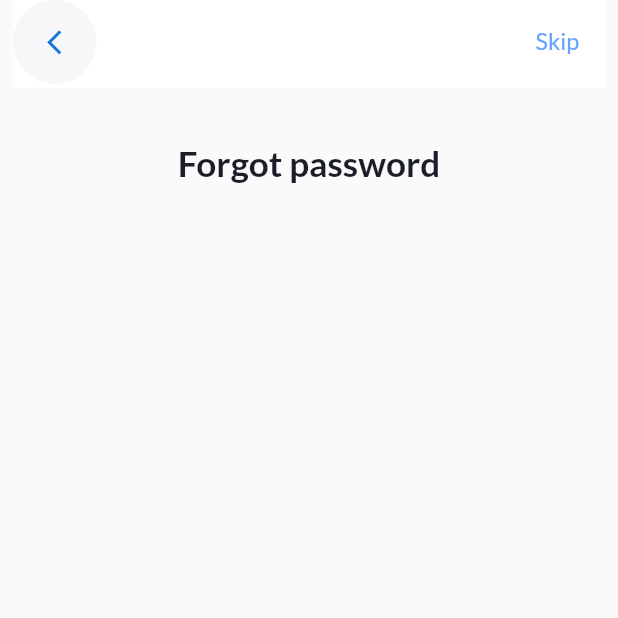
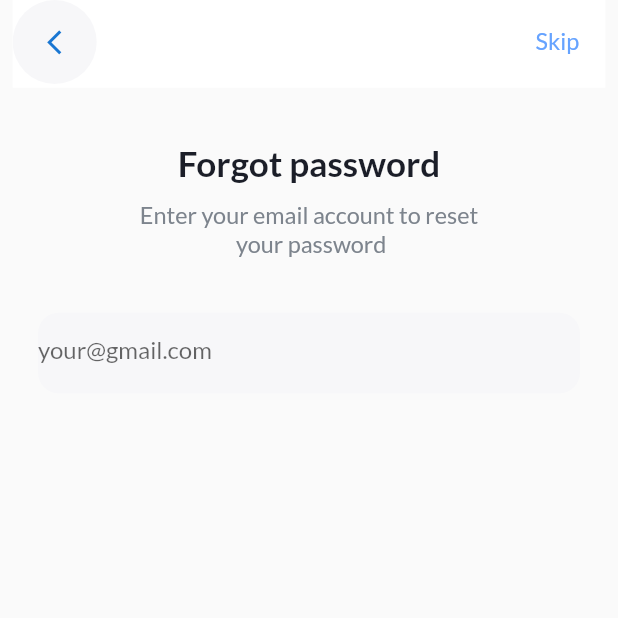
Before and after one commit to sadman-ichha/Royel-Property, a Flutter app: the ForgetPasswordScreen screen opened by its route, on a phone screen of 412 x 824 dp, the top half of it. Run offline on Flutter 3.47's test engine with Material 2 defaults, Android fonts, the phone set to English and light mode, and no system bars; our stand-ins replace dots_indicator, flutter_screenutil, get, google_fonts.

Commit message:
forget screen

```diff
--- a/lib/ui/views/forget_screen.dart
+++ b/lib/ui/views/forget_screen.dart
@@ -1,9 +1,11 @@
 import 'package:flutter/material.dart';
 import 'package:flutter_screenutil/flutter_screenutil.dart';
+import 'package:royal_property/ui/styles/style.dart';
+import 'package:royal_property/ui/widgets/custom_text_field.dart';
 import 'package:royal_property/ui/widgets/white_appbar.dart';
 
 class ForgetPasswordScreen extends StatelessWidget {
-  const ForgetPasswordScreen({super.key});
+  TextEditingController _emailController = TextEditingController();
 
   @override
   Widget build(BuildContext context) {
@@ -11,9 +13,9 @@ class ForgetPasswordScreen extends StatelessWidget {
       appBar: WhiteAppBar("Skip", () {}),
       body: Column(
         // mainAxisAlignment: MainAxisAlignment.center,
-       // crossAxisAlignment: CrossAxisAlignment.center,
+        // crossAxisAlignment: CrossAxisAlignment.center,
         children: [
-           SizedBox(height: 37.0.h),
+          SizedBox(height: 37.0.h),
           Center(
             child: Text("Forgot password",
                 style: TextStyle(
@@ -21,6 +23,15 @@ class ForgetPasswordScreen extends StatelessWidget {
                     fontWeight: FontWeight.w700,
                     color: const Color(0xFF1B1E28))),
           ),
+          SizedBox(height: 12.0.h),
+          Text(
+            "Enter your email account to reset \n your password",
+            textAlign: TextAlign.center,
+            style: AppStyles.textStyle,
+          ),
+          SizedBox(height: 37.0.h),
+          customTextField(
+              "your@gmail.com", _emailController, TextInputType.emailAddress)
         ],
       ),
     );
```
